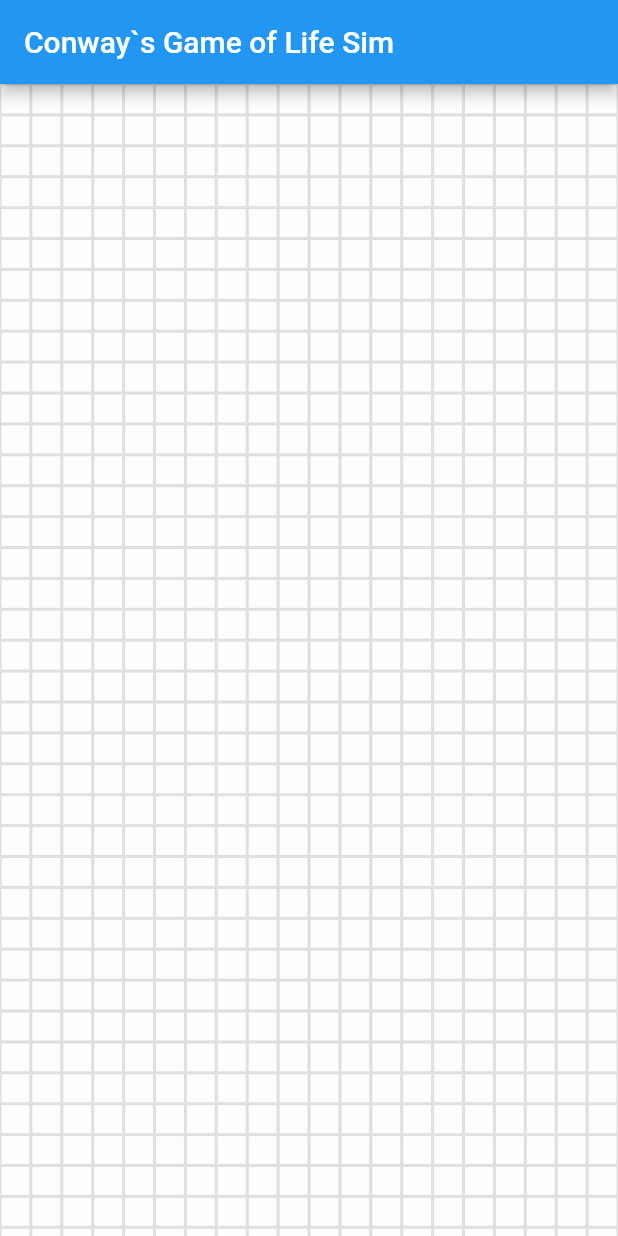
After one commit to eduardomartinsl/conways_game_of_life_flutter, a Flutter app: the screen it shows after launch, on a phone screen of 412 x 824 dp. The commit adds this screen. Run offline on Flutter 3.47's test engine with Material 2 defaults, Android fonts, the phone set to English and light mode, and no system bars.

Commit message:
board basic structure

```diff
--- a/lib/main.dart
+++ b/lib/main.dart
@@ -1,6 +1,5 @@
-import 'package:conways_game_of_life/pages/board_page.dart';
+import 'package:conways_game_of_life/pages/BoardPage.dart';
 import 'package:flutter/material.dart';
-import './models/Cell.dart';
 
 void main() => runApp(MainPage());
 
--- /dev/null
+++ b/lib/models/CellPosition.dart
@@ -0,0 +1,8 @@
+import 'package:flutter/foundation.dart';
+
+class CellPosition {
+  final int row;
+  final int column;
+
+  CellPosition({@required this.row, @required this.column});
+}
--- /dev/null
+++ b/lib/pages/BoardPage.dart
@@ -0,0 +1,23 @@
+import 'package:conways_game_of_life/widgets/Board.dart';
+import 'package:flutter/material.dart';
+
+class BoardPage extends StatelessWidget {
+
+  final int rowCount;
+  final int columnCount;
+
+  BoardPage(int rowCount, int columnCount)
+      : rowCount = rowCount,
+        columnCount = columnCount;
+
+  @override
+  Widget build(BuildContext context) {
+    return Scaffold(
+      appBar: AppBar(title: Text("Conway`s Game of Life Sim")),
+      body: Board(
+        columns: columnCount,
+        rows: rowCount,
+      ),
+    );
+  }
+}
--- /dev/null
+++ b/lib/widgets/Board.dart
@@ -0,0 +1,36 @@
+import 'package:conways_game_of_life/models/CellPosition.dart';
+import 'package:flutter/material.dart';
+import 'Cell_widget.dart';
+
+class Board extends StatefulWidget {
+  final columns;
+  final rows;
+
+  const Board({Key key, this.columns, this.rows}) : super(key: key);
+
+  @override
+  _BoardState createState() => _BoardState();
+}
+
+class _BoardState extends State<Board> {
+  @override
+  Widget build(BuildContext context) {
+    return GridView.builder(
+      physics: NeverScrollableScrollPhysics(),
+      gridDelegate: SliverGridDelegateWithFixedCrossAxisCount(
+          crossAxisCount: widget.columns),
+      itemBuilder: (context, position) {
+        int rowNumber = (position / widget.columns).floor();
+        int columnNumber = (position % widget.columns);
+
+        bool isAlive = false;
+
+        return CellWidget(
+          position: CellPosition(row: rowNumber, column: columnNumber),
+          color: isAlive ? Colors.black45 : Colors.white54,
+          callBack: () => {isAlive = !isAlive, print(isAlive)},
+        );
+      },
+    );
+  }
+}
--- a/lib/widgets/Cell_widget.dart
+++ b/lib/widgets/Cell_widget.dart
@@ -1,34 +1,21 @@
+import 'package:conways_game_of_life/models/CellPosition.dart';
 import 'package:flutter/material.dart';
-import 'package:fluttertoast/fluttertoast.dart';
 
-class Cell_widget extends StatefulWidget {
-  final int columnPosition;
-  final int rowPosition;
+class CellWidget extends StatelessWidget {
 
-  const Cell_widget({Key key, this.rowPosition, this.columnPosition}) : super(key: key);
+  final CellPosition position;
+  final Function() callBack;
+  final Color color;
+
+  const CellWidget({Key key, this.position, this.callBack, this.color}) : super(key: key);
 
   @override
-  _Cell_widgetState createState() => _Cell_widgetState();
-}
-
-class _Cell_widgetState extends State<Cell_widget> {
-  @override
   Widget build(BuildContext context) {
-
-    int _rowPosition = widget.rowPosition;
-    int _columnPosition = widget.columnPosition;
-
     return GestureDetector(
-      onTap: (){
-        Fluttertoast.showToast(
-            msg: "rowPosition: $_rowPosition, columnPosition: $_columnPosition}",
-            toastLength: Toast.LENGTH_SHORT,
-            gravity: ToastGravity.CENTER
-        );
-      },
+      onTap: () => callBack(),
       child: Container(
         decoration: BoxDecoration(
-            color:  Colors.white70 ,
+            color:  color ,
             border: Border.all(color: Colors.black12)),
       ),
     );
```
Also changed, not shown: lib/pages/board_page.dart (deleted, +0 -30 lines).
